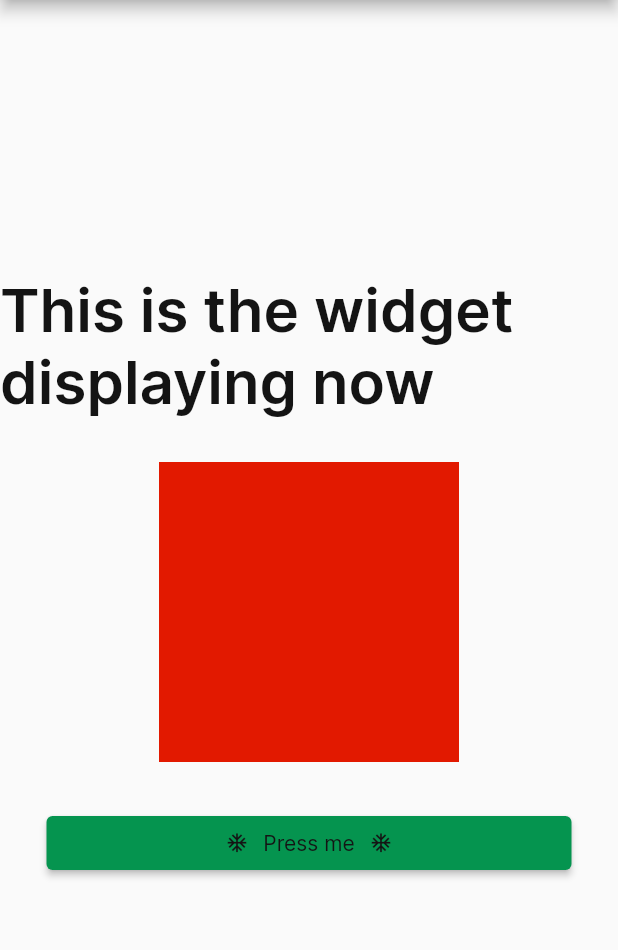
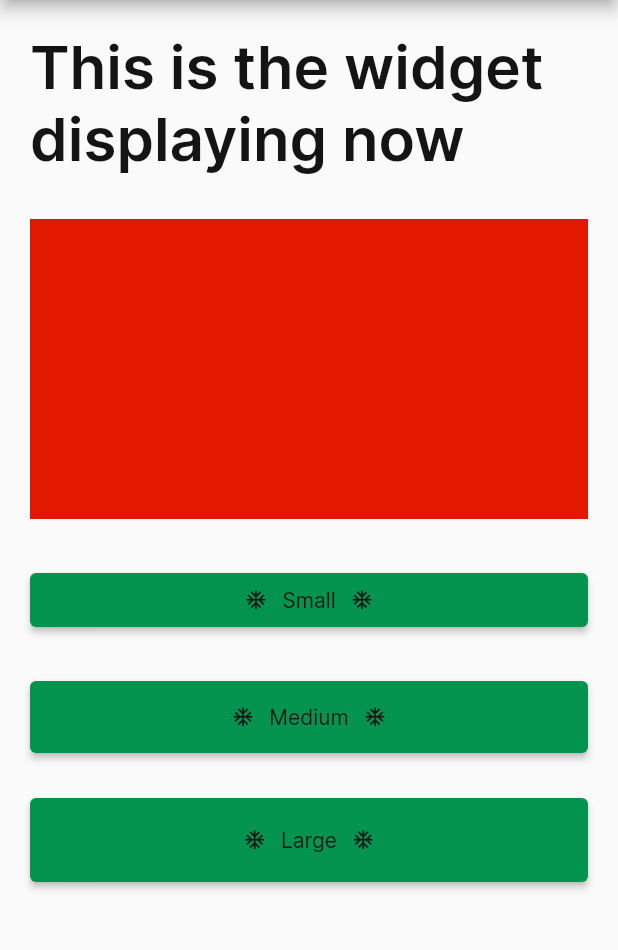
Before and after one commit to MayJuun/design_system, a Flutter app: the screen it shows after launch, on a phone screen of 412 x 824 dp, the part 84-1034 px from its top. Run offline on Flutter 3.47's test engine with Material 2 defaults, Android fonts, the phone set to English and light mode, and no system bars.

Commit message:
refact: completed buttons config

````diff
--- a/lib/buttons/small/buttons_small_theme.dart
+++ b/lib/buttons/button_theme.dart
@@ -1,11 +1,10 @@
 // ignore_for_file: avoid_classes_with_only_static_members
 
-import 'package:design_system/colors/colors.dart';
+import 'package:design_system/colors/color_labels.dart';
 import 'package:design_system/typography/typography.dart';
-import 'package:design_system/utils/consts.dart';
 import 'package:flutter/material.dart';
 
-class ButtonSmall {
+class MayJuunButtonTheme {
   ///This method should be used for your app's internal theme where you want to
   ///have more flexiblity over your elevated button.
   ///Subsequently, you can call ```ButtonSmall.elevatedButtonComponent()```, ```ButtonMedium.elevatedButtonComponent()```,
@@ -38,42 +37,4 @@ class ButtonSmall {
       ),
     );
   }
-
-  ///This function takes in params: [child] of type required widget,
-  ///
-  ///[height] of type double? , [width] of type double?, [prefix] of type IconData?,
-  ///
-  ///[suffix] of type IconData and
-  ///
-  ///[onPressed] of type required void Function?
-  static ElevatedButton elevatedButtonComponent({
-    required Widget? child,
-    double? height,
-    double? width,
-    IconData? prefix,
-    IconData? suffix,
-    required void Function() onPressed,
-  }) {
-    return ElevatedButton(
-      onPressed: onPressed,
-      child: Row(
-        mainAxisAlignment: MainAxisAlignment.center,
-        children: [
-          Icon(prefix, size: 15),
-          SpaceConsts.horizontalOne,
-          Text(
-            'Press me',
-            style: MayJuunType.label3(),
-          ),
-          SpaceConsts.horizontalOne,
-          Icon(suffix, size: 15),
-        ],
-      ),
-      style: ButtonStyle(
-        fixedSize: MaterialStateProperty.all(
-          const Size(350, 36),
-        ),
-      ),
-    );
-  }
 }
--- /dev/null
+++ b/lib/buttons/buttons.dart
@@ -0,0 +1,4 @@
+export 'package:design_system/buttons/button_theme.dart';
+export 'package:design_system/buttons/large/button_large.dart';
+export 'package:design_system/buttons/medium/button_medium.dart';
+export 'package:design_system/buttons/small/button_small.dart';
--- /dev/null
+++ b/lib/buttons/large/button_large.dart
@@ -0,0 +1,41 @@
+// ignore_for_file: avoid_classes_with_only_static_members
+
+import 'package:design_system/utils/consts.dart';
+import 'package:flutter/material.dart';
+
+class ButtonLarge {
+  ///This function takes in params: [child] of type required widget,
+  ///
+  ///[height] of type double? , [width] of type double?, [prefix] of type IconData?,
+  ///
+  ///[suffix] of type IconData and
+  ///
+  ///[onPressed] of type required void Function?
+  static ElevatedButton elevatedButtonComponent({
+    required Widget child,
+    double? height,
+    double? width,
+    IconData? prefix,
+    IconData? suffix,
+    required void Function() onPressed,
+  }) {
+    return ElevatedButton(
+      onPressed: onPressed,
+      child: Row(
+        mainAxisAlignment: MainAxisAlignment.center,
+        children: [
+          Icon(prefix, size: 15),
+          SpaceConsts.horizontalOne,
+          child,
+          SpaceConsts.horizontalOne,
+          Icon(suffix, size: 15),
+        ],
+      ),
+      style: ButtonStyle(
+        fixedSize: MaterialStateProperty.all(
+          Size(width ?? 350, height ?? 56),
+        ),
+      ),
+    );
+  }
+}
--- /dev/null
+++ b/lib/buttons/medium/button_medium.dart
@@ -0,0 +1,41 @@
+// ignore_for_file: avoid_classes_with_only_static_members
+
+import 'package:design_system/utils/consts.dart';
+import 'package:flutter/material.dart';
+
+class ButtonMedium {
+  ///This function takes in params: [child] of type required widget,
+  ///
+  ///[height] of type double? , [width] of type double?, [prefix] of type IconData?,
+  ///
+  ///[suffix] of type IconData and
+  ///
+  ///[onPressed] of type required void Function?
+  static ElevatedButton elevatedButtonComponent({
+    required Widget child,
+    double? height,
+    double? width,
+    IconData? prefix,
+    IconData? suffix,
+    required void Function() onPressed,
+  }) {
+    return ElevatedButton(
+      onPressed: onPressed,
+      child: Row(
+        mainAxisAlignment: MainAxisAlignment.center,
+        children: [
+          Icon(prefix, size: 15),
+          SpaceConsts.horizontalOne,
+          child,
+          SpaceConsts.horizontalOne,
+          Icon(suffix, size: 15),
+        ],
+      ),
+      style: ButtonStyle(
+        fixedSize: MaterialStateProperty.all(
+          Size(width ?? 350, height ?? 48),
+        ),
+      ),
+    );
+  }
+}
--- /dev/null
+++ b/lib/buttons/small/button_small.dart
@@ -0,0 +1,41 @@
+// ignore_for_file: avoid_classes_with_only_static_members
+
+import 'package:design_system/utils/consts.dart';
+import 'package:flutter/material.dart';
+
+class ButtonSmall {
+  ///This function takes in params: [child] of type required widget,
+  ///
+  ///[height] of type double? , [width] of type double?, [prefix] of type IconData?,
+  ///
+  ///[suffix] of type IconData and
+  ///
+  ///[onPressed] of type required void Function?
+  static ElevatedButton elevatedButtonComponent({
+    required Widget child,
+    double? height,
+    double? width,
+    IconData? prefix,
+    IconData? suffix,
+    required void Function() onPressed,
+  }) {
+    return ElevatedButton(
+      onPressed: onPressed,
+      child: Row(
+        mainAxisAlignment: MainAxisAlignment.center,
+        children: [
+          Icon(prefix, size: 15),
+          SpaceConsts.horizontalOne,
+          child,
+          SpaceConsts.horizontalOne,
+          Icon(suffix, size: 15),
+        ],
+      ),
+      style: ButtonStyle(
+        fixedSize: MaterialStateProperty.all(
+          Size(width ?? 350, height ?? 36),
+        ),
+      ),
+    );
+  }
+}
--- a/lib/main.dart
+++ b/lib/main.dart
@@ -1,6 +1,5 @@
-import 'package:design_system/buttons/small/buttons_small_theme.dart';
+import 'package:design_system/buttons/buttons.dart';
 import 'package:design_system/typography/typography.dart';
-import 'package:design_system/utils/consts.dart';
 import 'package:flutter/material.dart';
 import 'colors/colors.dart';
 
@@ -18,7 +17,7 @@
       title: 'Flutter Demo',
       theme: ThemeData(
           primarySwatch: Colors.green,
-          elevatedButtonTheme: ButtonSmall.elevatedButtonTheme()),
+          elevatedButtonTheme: MayJuunButtonTheme.elevatedButtonTheme()),
       home: const MyHomePage(title: 'Design System Demo'),
     );
   }
@@ -41,8 +40,9 @@
         title: Text(widget.title),
       ),
       body: Center(
-        child: Column(
-          mainAxisAlignment: MainAxisAlignment.center,
+        child: ListView(
+          padding: const EdgeInsets.all(20),
+          // mainAxisAlignment: MainAxisAlignment.center,
           children: <Widget>[
             //All the design system widgets to be tested should be thrown below.
             Text(
@@ -63,11 +63,35 @@
               prefix: Icons.ac_unit,
               suffix: Icons.ac_unit,
               child: Text(
-                'Press me',
+                'Small',
                 style: MayJuunType.label3(),
               ),
               onPressed: () {},
-            )
+            ),
+            const SizedBox(
+              height: 30,
+            ),
+            ButtonMedium.elevatedButtonComponent(
+              prefix: Icons.ac_unit,
+              suffix: Icons.ac_unit,
+              child: Text(
+                'Medium',
+                style: MayJuunType.label3(),
+              ),
+              onPressed: () {},
+            ),
+            const SizedBox(
+              height: 30,
+            ),
+            ButtonLarge.elevatedButtonComponent(
+              prefix: Icons.ac_unit,
+              suffix: Icons.ac_unit,
+              child: Text(
+                'Large',
+                style: MayJuunType.label3(),
+              ),
+              onPressed: () {},
+            ),
           ],
         ),
       ),
````
Also changed, not shown: lib/buttons/button_styled_component.dart (deleted).
